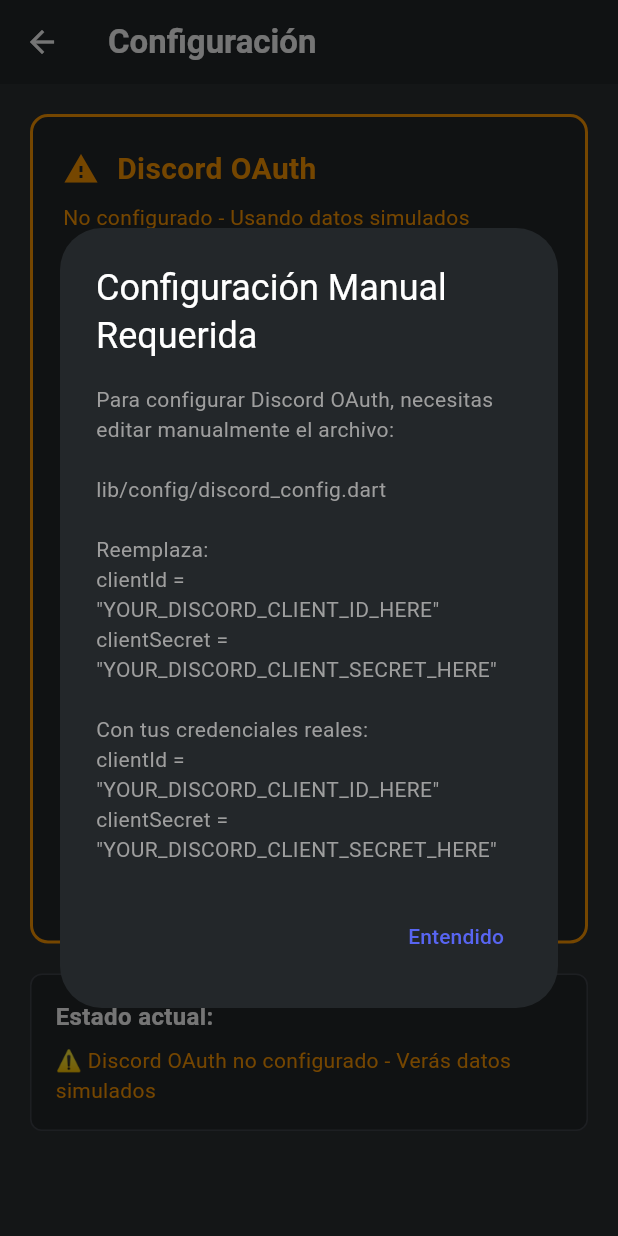
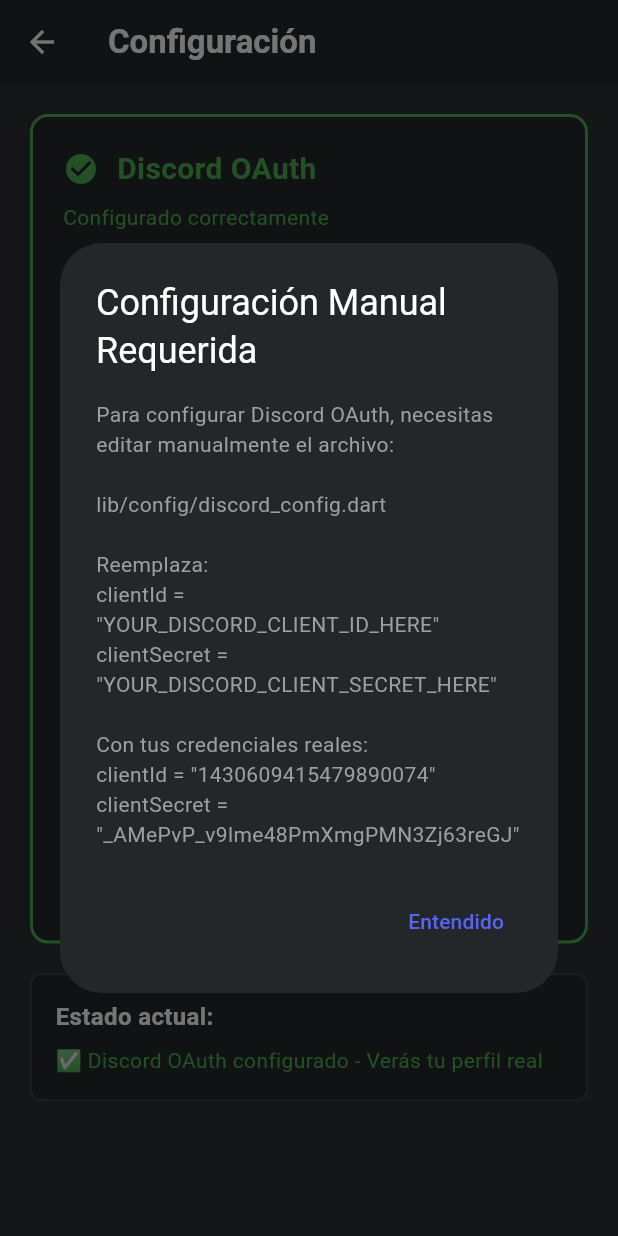
Before and after one commit to GuillenME/logindiscord, a Flutter app: the SettingsScreen screen opened directly, after a tap on "Guardar Configuración", on a phone screen of 412 x 824 dp. Run offline on Flutter 3.47's test engine with Material 3 defaults, Android fonts, the phone set to English and light mode, and no system bars; our stand-ins replace qr_flutter, shared_preferences; missing offline and left inert: flutter_web_auth_2; accounts and stored records are empty.

Commit message:
fix: credenciades oauth2

```diff
--- a/lib/config/discord_config.dart
+++ b/lib/config/discord_config.dart
@@ -6,8 +6,8 @@
   // 3. Ve a la sección "OAuth2"
   // 4. Copia el Client ID y Client Secret aquí
 
-  static const String clientId = 'YOUR_DISCORD_CLIENT_ID_HERE';
-  static const String clientSecret = 'YOUR_DISCORD_CLIENT_SECRET_HERE';
+  static const String clientId = '1430609415479890074';
+  static const String clientSecret = '_AMePvP_v9lme48PmXmgPMN3Zj63reGJ';
 
   // Redirect URI - debe coincidir con el configurado en Discord Developer Portal
   static const String redirectUri = 'com.example.logindiscord://oauth';
```
